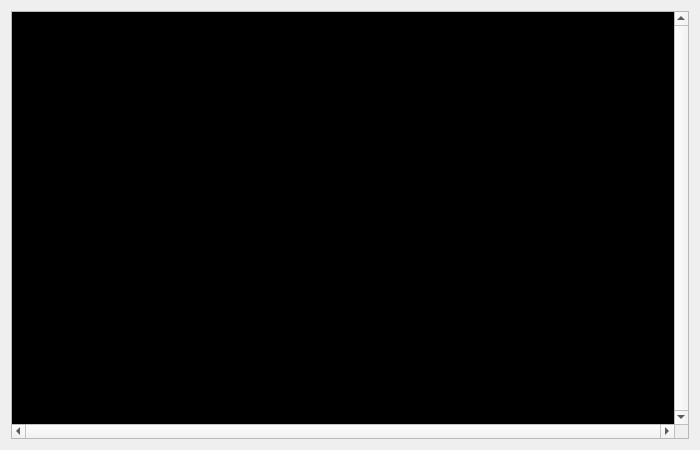
This is childform.ui in cdesjardins/ComBomb as Qt 5 draws it before an edit. The edited form follows.
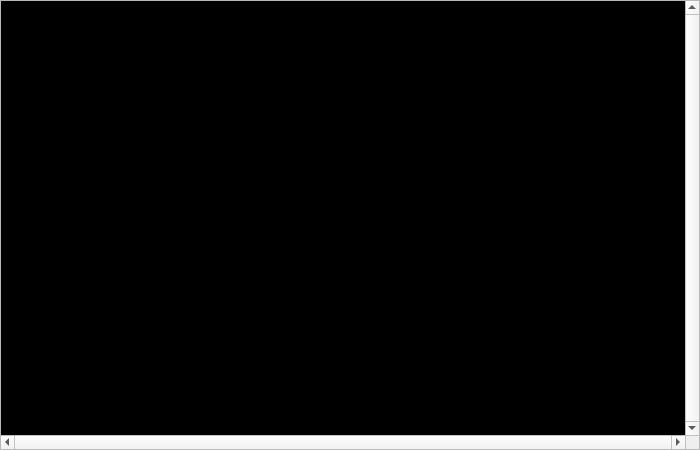
This is the edited form. Custom widgets are drawn as their Qt base class.

The edit to the form file:
```diff
--- a/childform.ui
+++ b/childform.ui
@@ -19,9 +19,21 @@
   <property name="windowTitle">
    <string>Form</string>
   </property>
-  <layout class="QVBoxLayout" name="verticalLayout">
-   <item>
-    <widget class="QTextEdit" name="textEdit">
+  <layout class="QGridLayout" name="gridLayout">
+   <property name="leftMargin">
+    <number>0</number>
+   </property>
+   <property name="topMargin">
+    <number>0</number>
+   </property>
+   <property name="rightMargin">
+    <number>0</number>
+   </property>
+   <property name="bottomMargin">
+    <number>0</number>
+   </property>
+   <item row="0" column="0">
+    <widget class="CBTextEdit" name="textEdit">
      <property name="palette">
       <palette>
        <active>
@@ -111,6 +123,13 @@
    </item>
   </layout>
  </widget>
+ <customwidgets>
+  <customwidget>
+   <class>CBTextEdit</class>
+   <extends>QTextEdit</extends>
+   <header>cbtextedit.h</header>
+  </customwidget>
+ </customwidgets>
  <resources/>
  <connections/>
 </ui>
```
